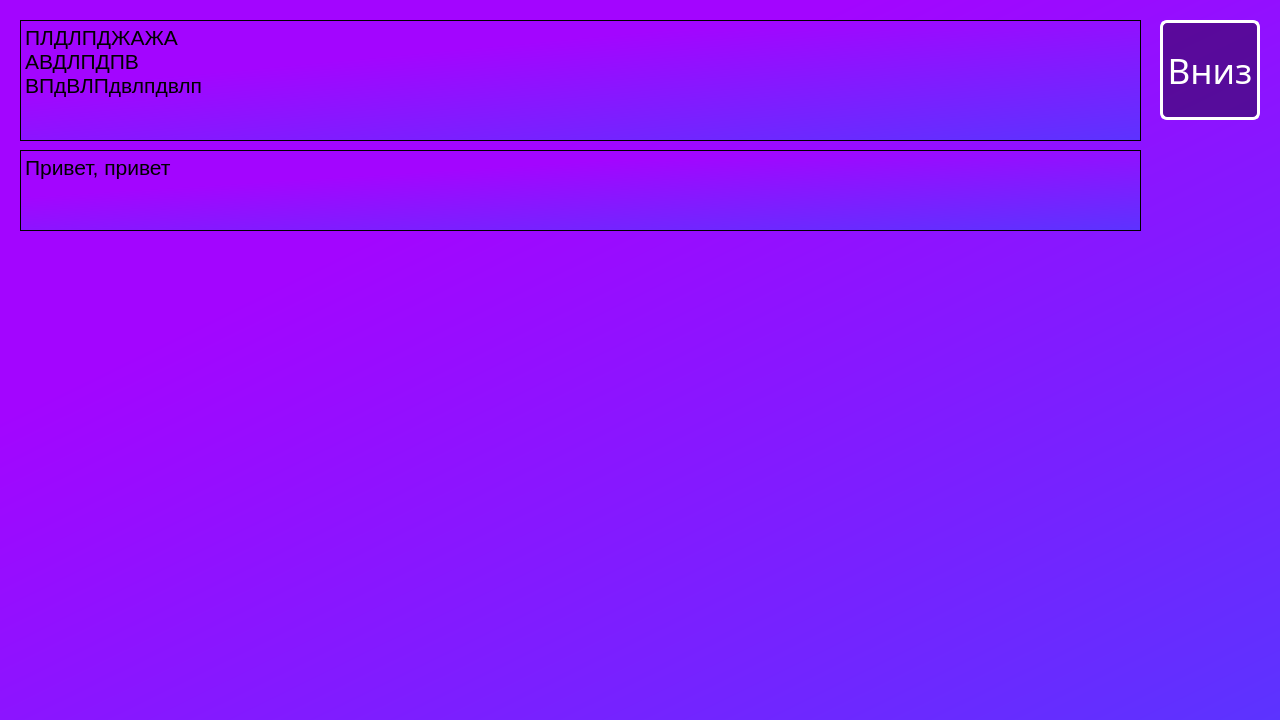
Old version of the form theory.ui in the repository Bubblegubm/appforstaff.
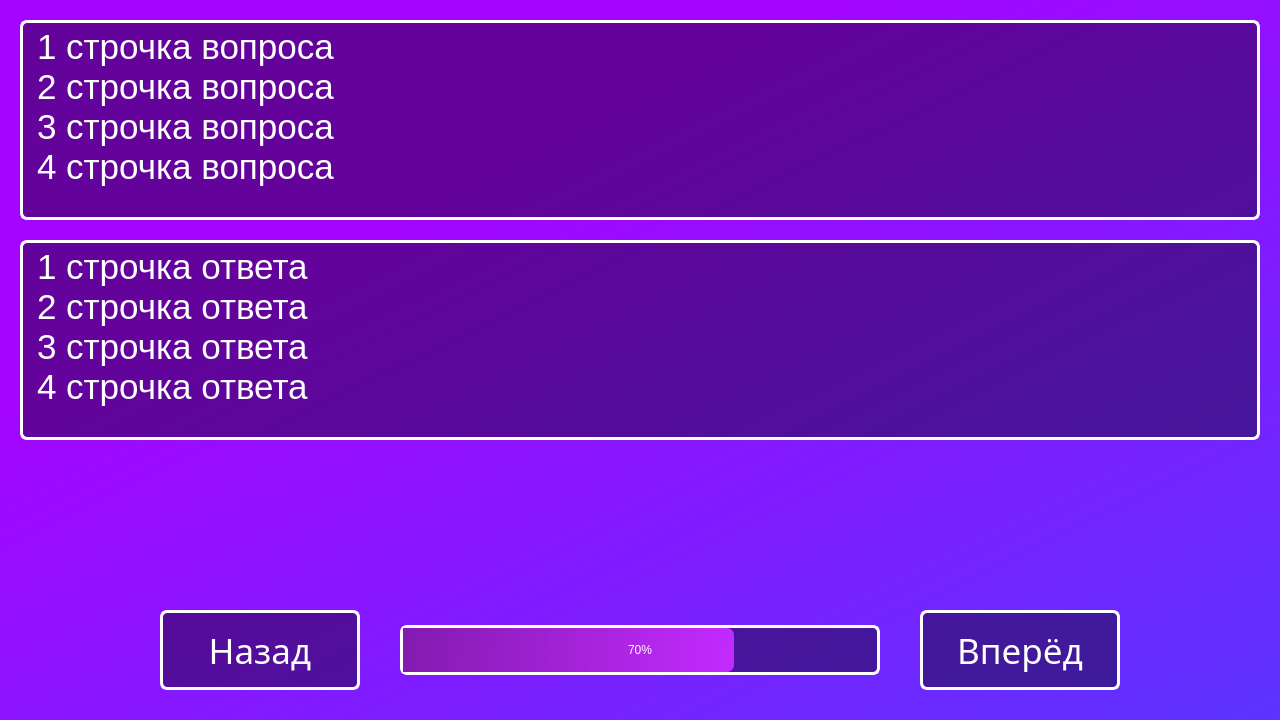
New version of the form.

The edit to the form file:
```diff
--- a/theory.ui
+++ b/theory.ui
@@ -20,18 +20,84 @@
    <string notr="true">background-color: qlineargradient(spread:pad, x1:0.358, y1:0.266636, x2:1, y2:1, stop:0 rgba(163, 5, 255, 255), stop:1 rgba(92, 51, 255, 255))</string>
   </property>
   <widget class="QWidget" name="centralwidget">
-   <widget class="QPushButton" name="pushButton_5">
+   <widget class="QTextEdit" name="Question">
     <property name="enabled">
      <bool>true</bool>
     </property>
     <property name="geometry">
      <rect>
-      <x>1160</x>
+      <x>20</x>
       <y>20</y>
-      <width>100</width>
-      <height>100</height>
+      <width>1240</width>
+      <height>200</height>
      </rect>
     </property>
+    <property name="focusPolicy">
+     <enum>Qt::NoFocus</enum>
+    </property>
+    <property name="styleSheet">
+     <string notr="true">color: rgb(255, 255, 255);
+border: 3px solid rgb(255, 255, 255);
+border-radius: 7px;
+font: 26pt &quot;Ambient(RUS BY LYAJKA)&quot;;
+background-color: rgba(0, 0, 0, 100);
+padding-left: 10px;</string>
+    </property>
+    <property name="html">
+     <string>&lt;!DOCTYPE HTML PUBLIC &quot;-//W3C//DTD HTML 4.0//EN&quot; &quot;http://www.w3.org/TR/REC-html40/strict.dtd&quot;&gt;
+&lt;html&gt;&lt;head&gt;&lt;meta name=&quot;qrichtext&quot; content=&quot;1&quot; /&gt;&lt;style type=&quot;text/css&quot;&gt;
+p, li { white-space: pre-wrap; }
+&lt;/style&gt;&lt;/head&gt;&lt;body style=&quot; font-family:'Ambient(RUS BY LYAJKA)'; font-size:26pt; font-weight:400; font-style:normal;&quot;&gt;
+&lt;p style=&quot; margin-top:0px; margin-bottom:0px; margin-left:0px; margin-right:0px; -qt-block-indent:0; text-indent:0px;&quot;&gt;1 строчка вопроса&lt;/p&gt;
+&lt;p style=&quot; margin-top:0px; margin-bottom:0px; margin-left:0px; margin-right:0px; -qt-block-indent:0; text-indent:0px;&quot;&gt;2 строчка вопроса&lt;/p&gt;
+&lt;p style=&quot; margin-top:0px; margin-bottom:0px; margin-left:0px; margin-right:0px; -qt-block-indent:0; text-indent:0px;&quot;&gt;3 строчка вопроса&lt;/p&gt;
+&lt;p style=&quot; margin-top:0px; margin-bottom:0px; margin-left:0px; margin-right:0px; -qt-block-indent:0; text-indent:0px;&quot;&gt;4 строчка вопроса&lt;/p&gt;&lt;/body&gt;&lt;/html&gt;</string>
+    </property>
+   </widget>
+   <widget class="QProgressBar" name="ProgressBar">
+    <property name="geometry">
+     <rect>
+      <x>400</x>
+      <y>625</y>
+      <width>480</width>
+      <height>50</height>
+     </rect>
+    </property>
+    <property name="styleSheet">
+     <string notr="true">QProgressBar{
+color: rgb(255, 255, 255);
+border: 3px solid rgb(255, 255, 255);
+border-radius: 7px;
+font: 16pt &quot;Ambient(RUS BY LYAJKA)&quot;;
+background-color: rgba(0, 0, 0, 100);
+}
+
+QProgressBar::chunk{
+background-color: qlineargradient(spread:pad, x1:0, y1:0.500318, x2:1, y2:0.506, stop:0 rgba(131, 27, 175, 255), stop:1 rgba(195, 42, 255, 255));
+border-top-right-radius: 7px;
+border-bottom-right-radius: 7px;
+font: 16pt &quot;Ambient(RUS BY LYAJKA)&quot;;
+}</string>
+    </property>
+    <property name="value">
+     <number>70</number>
+    </property>
+    <property name="alignment">
+     <set>Qt::AlignCenter</set>
+    </property>
+   </widget>
+   <widget class="QPushButton" name="ButtonBack">
+    <property name="enabled">
+     <bool>true</bool>
+    </property>
+    <property name="geometry">
+     <rect>
+      <x>160</x>
+      <y>610</y>
+      <width>200</width>
+      <height>80</height>
+     </rect>
+    </property>
     <property name="maximumSize">
      <size>
       <width>16777215</width>
@@ -66,28 +132,57 @@
 }</string>
     </property>
     <property name="text">
-     <string>Вниз</string>
+     <string>Назад</string>
     </property>
    </widget>
-   <widget class="QTextEdit" name="textEdit">
+   <widget class="QPushButton" name="ButtonForward">
+    <property name="enabled">
+     <bool>true</bool>
+    </property>
     <property name="geometry">
      <rect>
-      <x>20</x>
-      <y>20</y>
-      <width>1121</width>
-      <height>121</height>
+      <x>920</x>
+      <y>610</y>
+      <width>200</width>
+      <height>80</height>
      </rect>
     </property>
-    <property name="focusPolicy">
-     <enum>Qt::NoFocus</enum>
+    <property name="maximumSize">
+     <size>
+      <width>16777215</width>
+      <height>16777215</height>
+     </size>
     </property>
-    <property name="html">
-     <string>&lt;!DOCTYPE HTML PUBLIC &quot;-//W3C//DTD HTML 4.0//EN&quot; &quot;http://www.w3.org/TR/REC-html40/strict.dtd&quot;&gt;
-&lt;html&gt;&lt;head&gt;&lt;meta name=&quot;qrichtext&quot; content=&quot;1&quot; /&gt;&lt;style type=&quot;text/css&quot;&gt;
-p, li { white-space: pre-wrap; }
-&lt;/style&gt;&lt;/head&gt;&lt;body style=&quot; font-family:'MS Shell Dlg 2'; font-size:7.8pt; font-weight:400; font-style:normal;&quot;&gt;
-&lt;p style=&quot; margin-top:0px; margin-bottom:0px; margin-left:0px; margin-right:0px; -qt-block-indent:0; text-indent:0px;&quot;&gt;&lt;span style=&quot; font-size:16pt;&quot;&gt;ПЛДЛПДЖАЖА&lt;br /&gt;АВДЛПДПВ&lt;br /&gt;ВПдВЛПдвлпдвлп&lt;/span&gt;&lt;/p&gt;&lt;/body&gt;&lt;/html&gt;</string>
+    <property name="font">
+     <font>
+      <family>Ambient(RUS BY LYAJKA)</family>
+      <pointsize>26</pointsize>
+      <weight>50</weight>
+      <italic>false</italic>
+      <bold>false</bold>
+     </font>
     </property>
+    <property name="styleSheet">
+     <string notr="true">QPushButton{
+color: rgb(255, 255, 255);
+border: 3px solid rgb(255, 255, 255);
+border-radius: 7px;
+font: 26pt &quot;Ambient(RUS BY LYAJKA)&quot;;
+background-color: rgba(0, 0, 0, 100);
+width: 50px;
+}
+
+QPushButton::hover{
+background-color: rgba(0, 0, 0, 150);
+}
+
+QPushButton::pressed{
+background-color: rgba(0, 0, 0, 200);
+}</string>
+    </property>
+    <property name="text">
+     <string>Вперёд</string>
+    </property>
    </widget>
    <widget class="QTextEdit" name="textEdit_2">
     <property name="enabled">
@@ -96,20 +191,31 @@
     <property name="geometry">
      <rect>
       <x>20</x>
-      <y>150</y>
-      <width>1121</width>
-      <height>81</height>
+      <y>240</y>
+      <width>1240</width>
+      <height>200</height>
      </rect>
     </property>
     <property name="focusPolicy">
      <enum>Qt::NoFocus</enum>
     </property>
+    <property name="styleSheet">
+     <string notr="true">color: rgb(255, 255, 255);
+border: 3px solid rgb(255, 255, 255);
+border-radius: 7px;
+font: 26pt &quot;Ambient(RUS BY LYAJKA)&quot;;
+background-color: rgba(0, 0, 0, 100);
+padding-left: 10px;</string>
+    </property>
     <property name="html">
      <string>&lt;!DOCTYPE HTML PUBLIC &quot;-//W3C//DTD HTML 4.0//EN&quot; &quot;http://www.w3.org/TR/REC-html40/strict.dtd&quot;&gt;
 &lt;html&gt;&lt;head&gt;&lt;meta name=&quot;qrichtext&quot; content=&quot;1&quot; /&gt;&lt;style type=&quot;text/css&quot;&gt;
 p, li { white-space: pre-wrap; }
-&lt;/style&gt;&lt;/head&gt;&lt;body style=&quot; font-family:'MS Shell Dlg 2'; font-size:7.8pt; font-weight:400; font-style:normal;&quot;&gt;
-&lt;p style=&quot; margin-top:0px; margin-bottom:0px; margin-left:0px; margin-right:0px; -qt-block-indent:0; text-indent:0px;&quot;&gt;&lt;span style=&quot; font-size:16pt;&quot;&gt;Привет, привет&lt;/span&gt;&lt;/p&gt;&lt;/body&gt;&lt;/html&gt;</string>
+&lt;/style&gt;&lt;/head&gt;&lt;body style=&quot; font-family:'Ambient(RUS BY LYAJKA)'; font-size:26pt; font-weight:400; font-style:normal;&quot;&gt;
+&lt;p style=&quot; margin-top:0px; margin-bottom:0px; margin-left:0px; margin-right:0px; -qt-block-indent:0; text-indent:0px;&quot;&gt;1 строчка ответа&lt;/p&gt;
+&lt;p style=&quot; margin-top:0px; margin-bottom:0px; margin-left:0px; margin-right:0px; -qt-block-indent:0; text-indent:0px;&quot;&gt;2 строчка ответа&lt;/p&gt;
+&lt;p style=&quot; margin-top:0px; margin-bottom:0px; margin-left:0px; margin-right:0px; -qt-block-indent:0; text-indent:0px;&quot;&gt;3 строчка ответа&lt;/p&gt;
+&lt;p style=&quot; margin-top:0px; margin-bottom:0px; margin-left:0px; margin-right:0px; -qt-block-indent:0; text-indent:0px;&quot;&gt;4 строчка ответа&lt;/p&gt;&lt;/body&gt;&lt;/html&gt;</string>
     </property>
    </widget>
   </widget>
```
Left out of the diff: 2 changed lines with no effect on the pictures.
